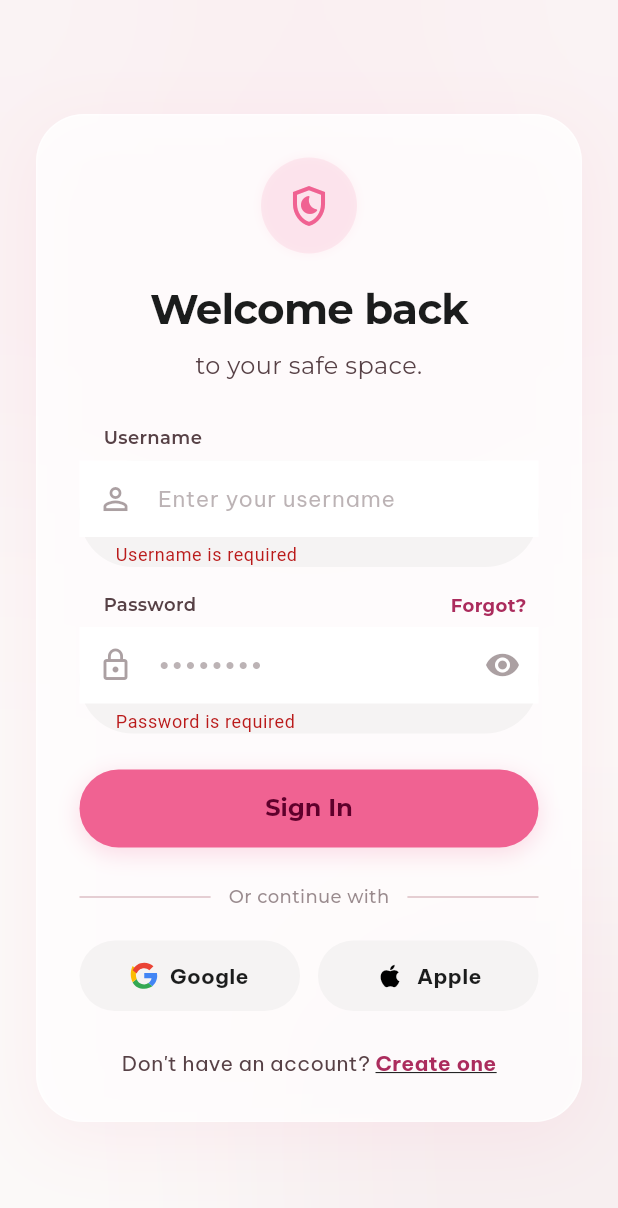
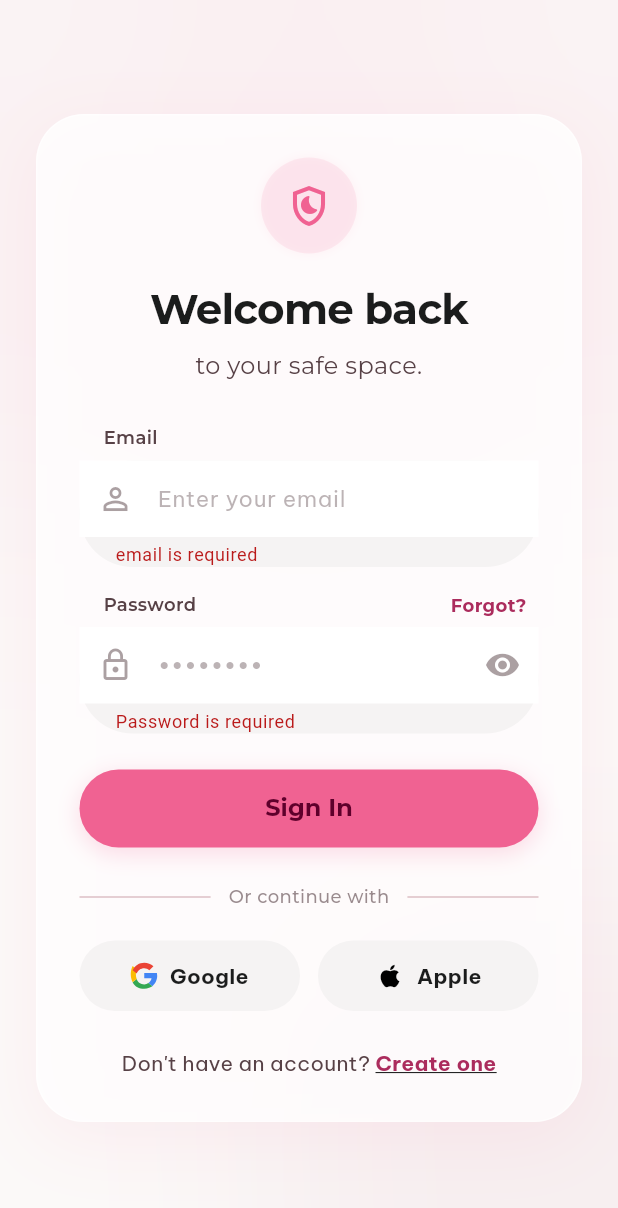
Before and after one commit to myFirstApp1/lumina-frontend, a Flutter app: the screen it shows after launch, after a tap on "Skip", after a tap on "Sign In", on a phone screen of 412 x 824 dp. Shown: the top 1208 px of the screen. Run offline on Flutter 3.47's test engine with Material 3 defaults, Android fonts, the phone set to English and light mode, and no system bars; our stand-ins replace connectivity_plus, dio, equatable, flutter_bloc, flutter_map, flutter_secure_storage and 5 more; missing offline and left inert: flutter_background_service; network calls fail.

Commit message:
Completed changes username to email login flow

```diff
--- /dev/null
+++ b/devtools_options.yaml
@@ -0,0 +1,3 @@
+description: This file stores settings for Dart & Flutter DevTools.
+documentation: https://docs.flutter.dev/tools/devtools/extensions#configure-extension-enablement-states
+extensions:
--- a/lib/features/auth/data/repositories/auth_repository_impl.dart
+++ b/lib/features/auth/data/repositories/auth_repository_impl.dart
@@ -17,13 +17,13 @@ class AuthRepositoryImpl implements AuthRepository {
         _secureStorage = secureStorage;
 
   @override
-  Future<UserModel> login(String username, String password) async {
+  Future<UserModel> login(String email, String password) async {
     try {
       // Step 1: Login via Auth Service
       final response = await _client.dio.post(
         '/api/auth/login',
         data: {
-          'username': username,
+          'email': email,
           'password': password,
         },
       );
--- a/lib/features/auth/domain/repositories/auth_repository.dart
+++ b/lib/features/auth/domain/repositories/auth_repository.dart
@@ -1,7 +1,7 @@
 import '../../data/models/user_model.dart';
 
 abstract class AuthRepository {
-  Future<UserModel> login(String username, String password);
+  Future<UserModel> login(String email, String password);
   Future<String> register(String username, String email, String password);
   Future<void> verifyOtp(String txnId, String code);
   Future<UserModel> getCurrentUser();
--- a/lib/features/auth/presentation/cubit/auth_cubit.dart
+++ b/lib/features/auth/presentation/cubit/auth_cubit.dart
@@ -52,12 +52,12 @@ class AuthCubit extends Cubit<AuthState> {
     }
   }
 
-  Future<void> login(String username, String password) async {
+  Future<void> login(String email, String password) async {
     emit(const AuthLoading());
 
     try {
       final user = await _authRepository.login(
-        username,
+        email,
         password,
       );
 
--- a/lib/features/auth/presentation/screens/login_screen.dart
+++ b/lib/features/auth/presentation/screens/login_screen.dart
@@ -17,7 +17,7 @@ class LoginScreen extends StatefulWidget {
 
 class _LoginScreenState extends State<LoginScreen> {
   final _formKey = GlobalKey<FormState>();
-  final TextEditingController _usernameController = TextEditingController();
+  final TextEditingController _emailController = TextEditingController();
   final TextEditingController _passwordController = TextEditingController();
 
   bool _obscurePassword = true;
@@ -25,7 +25,7 @@ class _LoginScreenState extends State<LoginScreen> {
   void _handleLogin() {
     if (_formKey.currentState!.validate()) {
       context.read<AuthCubit>().login(
-            _usernameController.text.trim(),
+            _emailController.text.trim(),
             _passwordController.text,
           );
     }
@@ -33,7 +33,7 @@ class _LoginScreenState extends State<LoginScreen> {
 
   @override
   void dispose() {
-    _usernameController.dispose();
+    _emailController.dispose();
     _passwordController.dispose();
     super.dispose();
   }
@@ -177,14 +177,14 @@ class _LoginScreenState extends State<LoginScreen> {
                           ),
                           const SizedBox(height: 28.0),
 
-                          // Username input field
-                          _buildLabel("Username"),
+                          // email input field
+                          _buildLabel("Email"),
                           _buildInputField(
-                            controller: _usernameController,
-                            hint: "Enter your username",
+                            controller: _emailController,
+                            hint: "Enter your email",
                             icon: Icons.person_outline,
                             validator: (val) {
-                              if (val == null || val.isEmpty) return "Username is required";
+                              if (val == null || val.isEmpty) return "email is required";
                               return null;
                             },
                           ),
```
